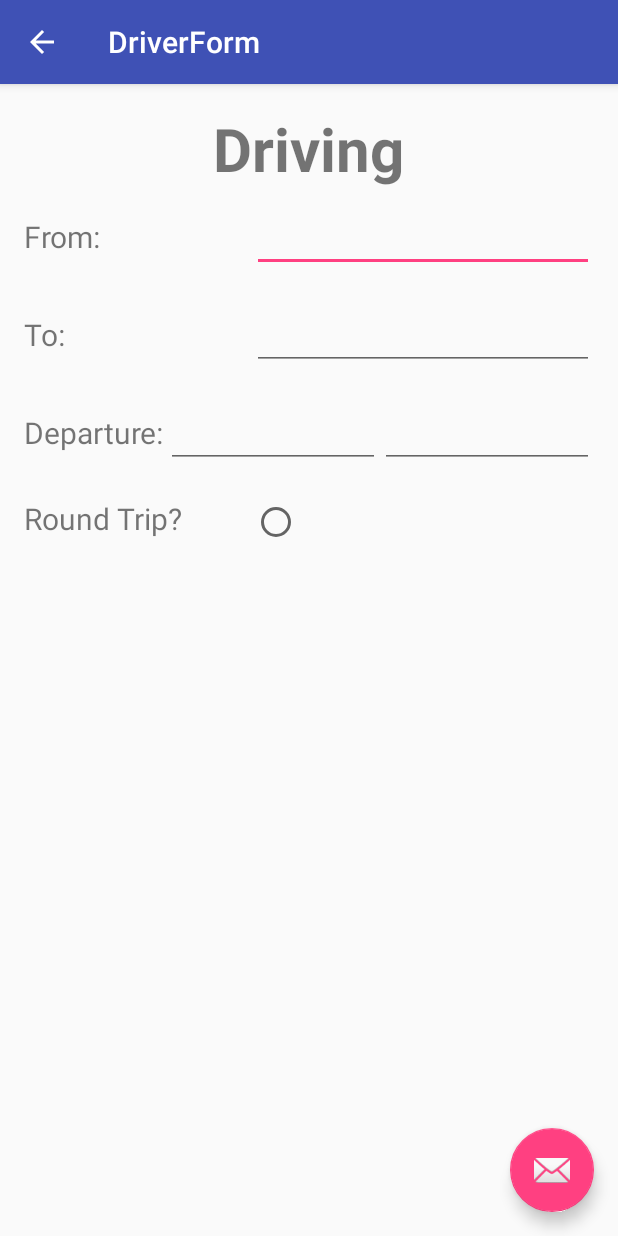
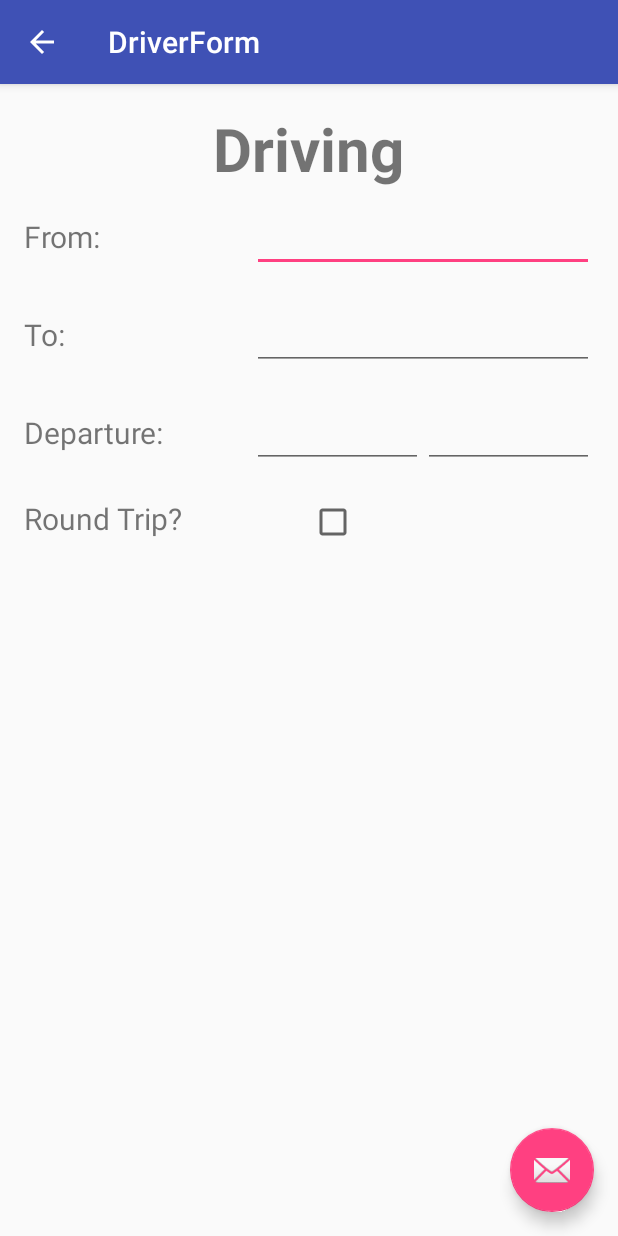
Before and after one commit to JZHeadley/RideShareU, an Android app: the DriverForm screen opened directly, with no data from a screen before it, on a phone screen of 412 x 824 dp. Run offline under Robolectric (Android 15) with nearby library versions, the phone set to English and light mode, and no system bars.

Commit message:
working Views No SQL Yet

```diff
--- a/app/build.gradle
+++ b/app/build.gradle
@@ -24,4 +24,5 @@ dependencies {
     testCompile 'junit:junit:4.12'
     compile 'com.android.support:appcompat-v7:23.1.1'
     compile 'com.android.support:design:23.1.1'
+    compile 'com.android.support:support-v4:23.1.1'
 }
--- a/app/src/main/res/layout/content_driver_form.xml
+++ b/app/src/main/res/layout/content_driver_form.xml
@@ -70,7 +70,7 @@
                 android:layout_height="wrap_content"
                 android:layout_weight="3" />
         </LinearLayout>
-        <!-- Start of Date row -->
+        <!-- Start of Departure row -->
         <LinearLayout
             android:layout_width="fill_parent"
             android:layout_height="wrap_content"
@@ -82,24 +82,27 @@
                 android:id="@+id/date_tv"
                 android:layout_width="0dp"
                 android:layout_height="wrap_content"
-                android:layout_weight="2"
+                android:layout_weight="4"
                 android:text="@string/date"
                 android:textSize="@dimen/textSize" />
+
+            <EditText
+                android:id="@+id/time_et"
+                android:layout_width="0dp"
+                android:layout_height="wrap_content"
+                android:layout_weight="3"
+                android:allowUndo="true"
+                android:onClick="timeSelectionDialog" />
+
 
             <EditText
                 android:id="@+id/date_et"
                 android:layout_width="0dp"
                 android:layout_height="wrap_content"
                 android:layout_weight="3"
-                android:inputType="date" />
+                android:onClick="datePickerDialog" />
+        </LinearLayout>
 
-            <EditText
-                android:id="@+id/time_et"
-                android:layout_width="0dp"
-                android:layout_height="wrap_content"
-                android:layout_weight="3"
-                android:inputType="time" />
-        </LinearLayout>
         <!-- Start of RoundTrip row -->
         <LinearLayout
             android:layout_width="fill_parent"
@@ -116,14 +119,48 @@
                 android:text="@string/roundTrip"
                 android:textSize="@dimen/textSize" />
 
-            <RadioButton
-                android:id="@+id/roundTrip_rbtn"
+            <CheckBox
+                android:id="@+id/roundTrip_chk"
                 android:layout_width="0dp"
                 android:layout_height="wrap_content"
-                android:layout_weight="3" />
+                android:layout_weight="2"
+                android:clickable="true" />
         </LinearLayout>
 
+        <!-- Start of Date row -->
+        <LinearLayout
+            android:id="@+id/returnTripRow"
+            android:layout_width="fill_parent"
+            android:layout_height="wrap_content"
+            android:orientation="horizontal"
+            android:paddingBottom="10dp"
+            android:paddingTop="10dp"
+            android:visibility="invisible">
 
+            <TextView
+                android:id="@+id/returnDate_tv"
+                android:layout_width="0dp"
+                android:layout_height="wrap_content"
+                android:layout_weight="4"
+                android:text="@string/returnDate"
+                android:textSize="@dimen/textSize" />
+
+            <EditText
+                android:id="@+id/returnTime_btn"
+                android:layout_width="0dp"
+                android:layout_height="wrap_content"
+                android:layout_weight="3"
+                android:allowUndo="true"
+                android:onClick="timeSelectionDialog" />
+
+
+            <EditText
+                android:id="@+id/returnDate_et"
+                android:layout_width="0dp"
+                android:layout_height="wrap_content"
+                android:layout_weight="3"
+                android:onClick="datePickerDialog" />
+        </LinearLayout>
     </LinearLayout>
     <!-- End of form -->
 </LinearLayout>
--- a/app/src/main/res/values/strings.xml
+++ b/app/src/main/res/values/strings.xml
@@ -15,4 +15,7 @@
     <string name="destination">To:</string>
     <string name="roundTrip">Round Trip?</string>
     <string name="date">Departure:</string>
+    <string name="timeSelect">Time:</string>
+
+    <string name="returnDate">Return:</string>
 </resources>
```
Also changed, not shown: app/src/main/java/com/jzheadley/rideshareu/DriverForm.java (+21 -9 lines), app/src/main/java/com/jzheadley/rideshareu/SignUp.java (+2 -12 lines), app/src/main/java/com/jzheadley/rideshareu/TimePickerFragment.java (added, +31 -0 lines).
